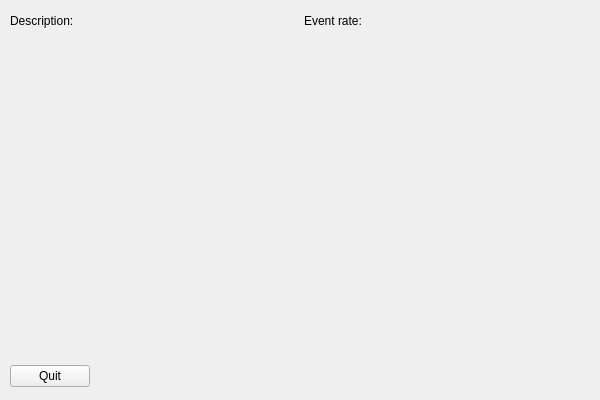
First picture: the form in source/daqlite/MainWindow.ui, repository ess-dmsc/daquiri, before the edit.
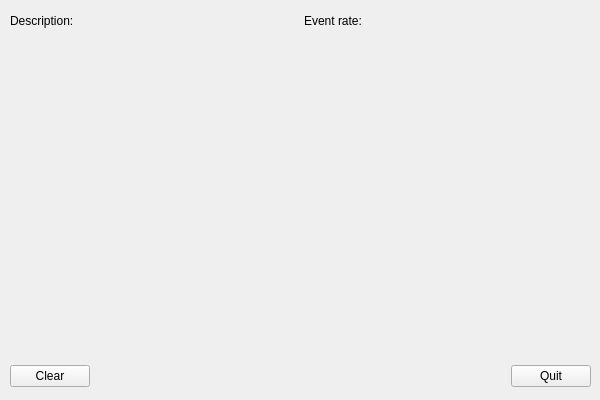
Second picture: the form after the edit.

Commit message: add clear button and fix periodic clear

Diff of the .ui file:
```diff
--- a/source/daqlite/MainWindow.ui
+++ b/source/daqlite/MainWindow.ui
@@ -95,9 +95,9 @@
     </property>
     <layout class="QHBoxLayout" name="horizontalLayout_3">
      <item>
-      <widget class="QPushButton" name="pushButtonQuit">
+      <widget class="QPushButton" name="pushButtonClear">
        <property name="text">
-        <string>Quit</string>
+        <string>Clear</string>
        </property>
       </widget>
      </item>
@@ -114,6 +114,13 @@
        </property>
       </spacer>
      </item>
+     <item>
+      <widget class="QPushButton" name="pushButtonQuit">
+       <property name="text">
+        <string>Quit</string>
+       </property>
+      </widget>
+     </item>
     </layout>
    </widget>
   </widget>
```
The commit also changes 5 other files.
